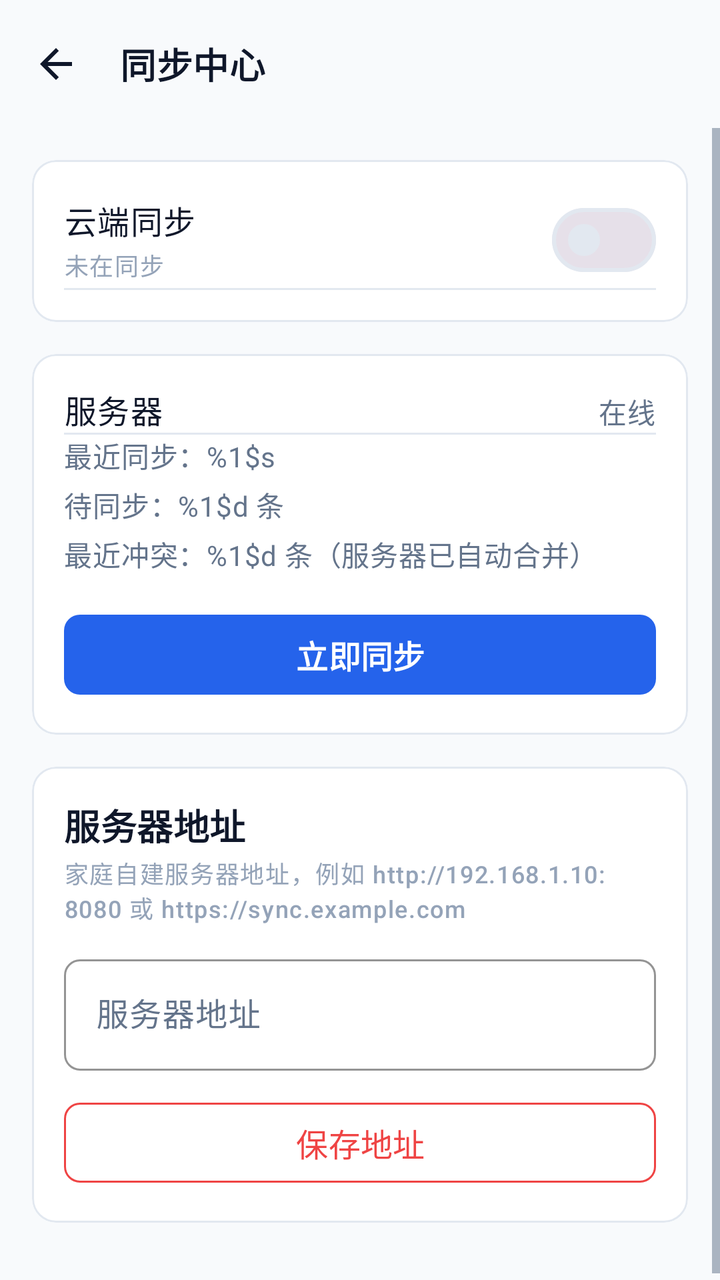
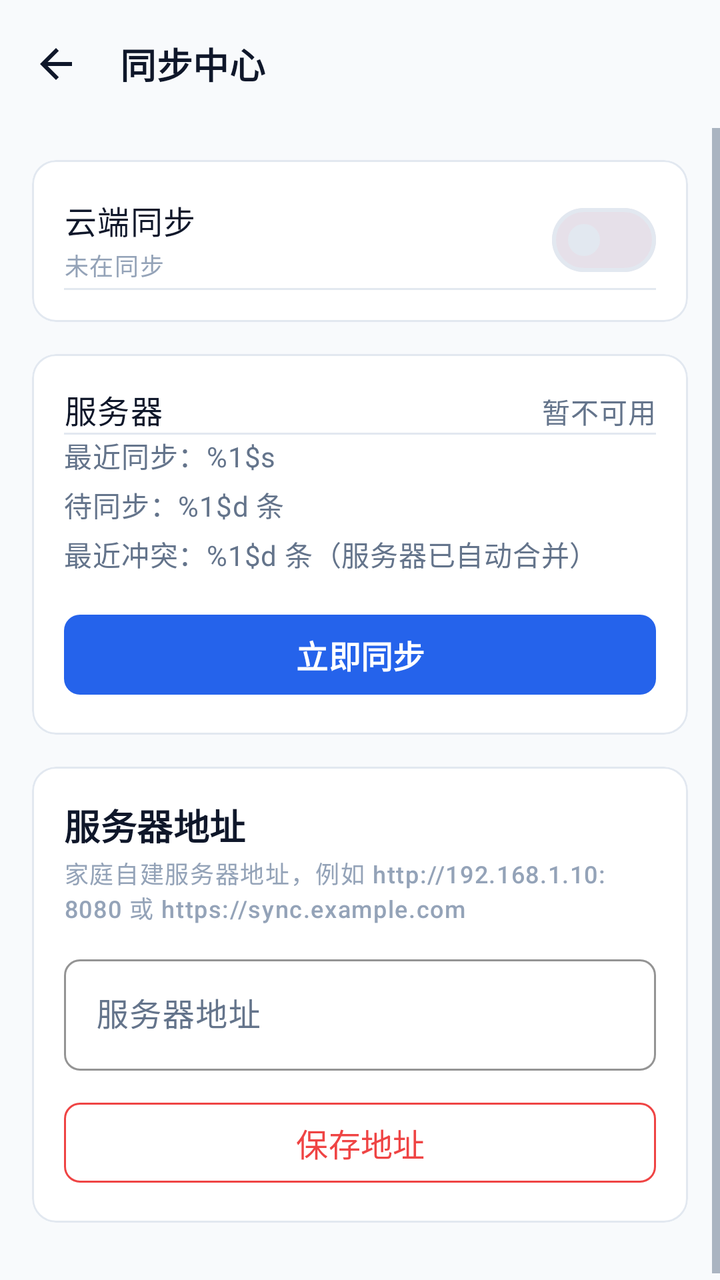

The first picture is an Android layout as it rendered before a commit; the second is the same layout after the commit. The layout source and the unified diff follow.
<!-- AndroidManifest.xml: application theme Theme.MinimalistBookkeeping -->
<!-- res/layout/activity_sync_center.xml -->
<?xml version="1.0" encoding="utf-8"?>
<LinearLayout xmlns:android="http://schemas.android.com/apk/res/android"
    xmlns:app="http://schemas.android.com/apk/res-auto"
    android:id="@+id/syncRoot"
    android:layout_width="match_parent"
    android:layout_height="match_parent"
    android:background="@color/background"
    android:orientation="vertical">

    <com.google.android.material.appbar.MaterialToolbar
        android:id="@+id/toolbar"
        style="@style/Widget.App.Toolbar"
        android:layout_width="match_parent"
        android:layout_height="?attr/actionBarSize"
        app:navigationContentDescription="@string/cd_navigate_up"
        app:navigationIcon="@drawable/ic_arrow_left"
        app:title="@string/sync_center_title" />

    <ScrollView
        android:layout_width="match_parent"
        android:layout_height="match_parent"
        android:clipToPadding="false"
        android:fillViewport="true">

        <LinearLayout
            android:layout_width="match_parent"
            android:layout_height="wrap_content"
            android:orientation="vertical"
            android:paddingStart="@dimen/page_margin"
            android:paddingTop="@dimen/spacing_lg"
            android:paddingEnd="@dimen/page_margin"
            android:paddingBottom="@dimen/spacing_xxl">

            
            <com.google.android.material.card.MaterialCardView
                style="@style/Widget.App.Card"
                android:layout_width="match_parent"
                android:layout_height="wrap_content">

                <LinearLayout
                    android:layout_width="match_parent"
                    android:layout_height="wrap_content"
                    android:orientation="vertical">

                    <LinearLayout
                        android:layout_width="match_parent"
                        android:layout_height="wrap_content"
                        android:gravity="center_vertical"
                        android:orientation="horizontal">

                        <LinearLayout
                            android:layout_width="0dp"
                            android:layout_height="wrap_content"
                            android:layout_weight="1"
                            android:orientation="vertical">

                            <TextView
                                android:layout_width="wrap_content"
                                android:layout_height="wrap_content"
                                android:text="@string/sync_switch_title"
                                android:textAppearance="@style/TextAppearance.App.Body" />

                            <TextView
                                android:id="@+id/statusText"
                                android:layout_width="wrap_content"
                                android:layout_height="wrap_content"
                                android:layout_marginTop="@dimen/spacing_xxs"
                                android:text="@string/sync_status_idle"
                                android:textAppearance="@style/TextAppearance.App.Caption" />

                        </LinearLayout>

                        <com.google.android.material.materialswitch.MaterialSwitch
                            android:id="@+id/syncSwitch"
                            android:layout_width="wrap_content"
                            android:layout_height="wrap_content" />

                    </LinearLayout>

                    <View style="@style/AppDivider" />

                    <TextView
                        android:id="@+id/notLoggedInText"
                        android:layout_width="match_parent"
                        android:layout_height="wrap_content"
                        android:paddingVertical="@dimen/spacing_md"
                        android:text="@string/sync_not_logged_in"
                        android:textAppearance="@style/TextAppearance.App.Secondary"
                        android:textColor="@color/primary"
                        android:visibility="gone" />

                    <LinearLayout
                        android:id="@+id/accountCard"
                        android:layout_width="match_parent"
                        android:layout_height="wrap_content"
                        android:orientation="vertical"
                        android:visibility="gone">

                        <TextView
                            android:id="@+id/accountEmailText"
                            android:layout_width="match_parent"
                            android:layout_height="wrap_content"
                            android:textAppearance="@style/TextAppearance.App.Body" />

                        <TextView
                            android:id="@+id/accountVerifiedText"
                            android:layout_width="match_parent"
                            android:layout_height="wrap_content"
                            android:layout_marginTop="@dimen/spacing_xxs"
                            android:textAppearance="@style/TextAppearance.App.Caption" />

                        <View style="@style/AppDivider" />

                        <LinearLayout
                            android:id="@+id/deviceManageRow"
                            style="@style/AppMenuRow">

                            <TextView
                                android:layout_width="0dp"
                                android:layout_height="wrap_content"
                                android:layout_weight="1"
                                android:text="@string/mine_device_manage"
                                android:textAppearance="@style/TextAppearance.App.Body" />

                            <ImageView
                                android:layout_width="@dimen/icon_size_sm"
                                android:layout_height="@dimen/icon_size_sm"
                                android:importantForAccessibility="no"
                                android:src="@drawable/ic_chevron_right"
                                app:tint="@color/text_tertiary" />

                        </LinearLayout>

                        <View style="@style/AppDivider" />

                        <TextView
                            android:id="@+id/logoutButton"
                            style="@style/AppMenuRow"
                            android:text="@string/sync_logout"
                            android:textAppearance="@style/TextAppearance.App.Body"
                            android:textColor="@color/danger" />

                    </LinearLayout>

                </LinearLayout>

            </com.google.android.material.card.MaterialCardView>

            
            <com.google.android.material.card.MaterialCardView
                style="@style/Widget.App.Card"
                android:layout_width="match_parent"
                android:layout_height="wrap_content"
                android:layout_marginTop="@dimen/spacing_lg">

                <LinearLayout
                    android:layout_width="match_parent"
                    android:layout_height="wrap_content"
                    android:orientation="vertical">

                    <LinearLayout
                        android:layout_width="match_parent"
                        android:layout_height="wrap_content"
                        android:orientation="horizontal">

                        <TextView
                            android:layout_width="0dp"
                            android:layout_height="wrap_content"
                            android:layout_weight="1"
                            android:text="@string/sync_server_state"
                            android:textAppearance="@style/TextAppearance.App.Body" />

                        <TextView
                            android:id="@+id/serverStateText"
                            android:layout_width="wrap_content"
                            android:layout_height="wrap_content"
                            android:text="@string/sync_server_online_short"
                            android:textAppearance="@style/TextAppearance.App.Secondary" />

                    </LinearLayout>

                    <View style="@style/AppDivider" />

                    <TextView
                        android:id="@+id/lastSyncText"
                        android:layout_width="match_parent"
                        android:layout_height="wrap_content"
                        android:text="@string/sync_last_format"
                        android:textAppearance="@style/TextAppearance.App.Secondary" />

                    <TextView
                        android:id="@+id/pendingText"
                        android:layout_width="match_parent"
                        android:layout_height="wrap_content"
                        android:layout_marginTop="@dimen/spacing_xs"
                        android:text="@string/sync_pending_format"
                        android:textAppearance="@style/TextAppearance.App.Secondary" />

                    <TextView
                        android:id="@+id/conflictText"
                        android:layout_width="match_parent"
                        android:layout_height="wrap_content"
                        android:layout_marginTop="@dimen/spacing_xs"
                        android:text="@string/sync_conflict_format"
                        android:textAppearance="@style/TextAppearance.App.Secondary" />

                    <com.google.android.material.button.MaterialButton
                        android:id="@+id/syncNowButton"
                        style="@style/Widget.App.Button.Primary"
                        android:layout_width="match_parent"
                        android:layout_height="wrap_content"
                        android:layout_marginTop="@dimen/spacing_lg"
                        android:text="@string/sync_now" />

                </LinearLayout>

            </com.google.android.material.card.MaterialCardView>

            
            <com.google.android.material.card.MaterialCardView
                style="@style/Widget.App.Card"
                android:layout_width="match_parent"
                android:layout_height="wrap_content"
                android:layout_marginTop="@dimen/spacing_lg">

                <LinearLayout
                    android:layout_width="match_parent"
                    android:layout_height="wrap_content"
                    android:orientation="vertical">

                    <TextView
                        android:layout_width="wrap_content"
                        android:layout_height="wrap_content"
                        android:text="@string/sync_server_title"
                        android:textAppearance="@style/TextAppearance.App.SectionTitle" />

                    <TextView
                        android:layout_width="match_parent"
                        android:layout_height="wrap_content"
                        android:layout_marginTop="@dimen/spacing_xxs"
                        android:text="@string/sync_server_hint"
                        android:textAppearance="@style/TextAppearance.App.Caption" />

                    <com.google.android.material.textfield.TextInputLayout
                        style="@style/Widget.App.TextInputLayout"
                        android:layout_width="match_parent"
                        android:layout_height="wrap_content"
                        android:layout_marginTop="@dimen/spacing_md"
                        android:hint="@string/sync_server_url_hint">

                        <com.google.android.material.textfield.TextInputEditText
                            android:id="@+id/serverUrlInput"
                            android:layout_width="match_parent"
                            android:layout_height="wrap_content"
                            android:inputType="textUri"
                            android:maxLines="1" />

                    </com.google.android.material.textfield.TextInputLayout>

                    <com.google.android.material.button.MaterialButton
                        android:id="@+id/saveServerButton"
                        style="@style/Widget.App.Button.Danger"
                        android:layout_width="match_parent"
                        android:layout_height="wrap_content"
                        android:layout_marginTop="@dimen/spacing_md"
                        android:text="@string/sync_server_save" />

                </LinearLayout>

            </com.google.android.material.card.MaterialCardView>

        </LinearLayout>

    </ScrollView>

</LinearLayout>
<!-- resources referenced by this layout -->
<resources>
  <color name="background">#F8FAFC</color>
  <color name="danger">#EF4444</color>
  <color name="primary">#2563EB</color>
  <color name="text_tertiary">#94A3B8</color>
  <dimen name="icon_size_sm">20dp</dimen>
  <dimen name="page_margin">16dp</dimen>
  <dimen name="spacing_lg">16dp</dimen>
  <dimen name="spacing_md">12dp</dimen>
  <dimen name="spacing_xs">4dp</dimen>
  <dimen name="spacing_xxl">32dp</dimen>
  <dimen name="spacing_xxs">2dp</dimen>
  <string name="cd_navigate_up">返回</string>
  <string name="mine_device_manage">设备管理</string>
  <string name="sync_center_title">同步中心</string>
  <string name="sync_conflict_format">最近冲突：%1$d 条（服务器已自动合并）</string>
  <string name="sync_last_format">最近同步：%1$s</string>
  <string name="sync_logout">退出登录</string>
  <string name="sync_not_logged_in">尚未登录，点击登录以开启云同步</string>
  <string name="sync_now">立即同步</string>
  <string name="sync_pending_format">待同步：%1$d 条</string>
  <string name="sync_server_hint">家庭自建服务器地址，例如 http://192.168.1.10:8080 或 https://sync.example.com</string>
  <string name="sync_server_online_short">在线</string>
  <string name="sync_server_save">保存地址</string>
  <string name="sync_server_state">服务器</string>
  <string name="sync_server_title">服务器地址</string>
  <string name="sync_server_url_hint">服务器地址</string>
  <string name="sync_status_idle">未在同步</string>
  <string name="sync_switch_title">云端同步</string>
  <style name="AppDivider">
          <item name="android:layout_width">match_parent</item>
          <item name="android:layout_height">@dimen/divider_height</item>
          <item name="android:background">@color/divider</item>
      </style>
  <style name="TextAppearance.App.Body" parent="TextAppearance.Material3.BodyLarge">
          <item name="android:textSize">@dimen/font_body</item>
          <item name="android:textColor">@color/text_primary</item>
      </style>
  <style name="TextAppearance.App.Caption" parent="TextAppearance.Material3.LabelSmall">
          <item name="android:textSize">@dimen/font_caption</item>
          <item name="android:textColor">@color/text_tertiary</item>
      </style>
  <style name="TextAppearance.App.Secondary" parent="TextAppearance.Material3.BodyMedium">
          <item name="android:textSize">@dimen/font_secondary</item>
          <item name="android:textColor">@color/text_secondary</item>
      </style>
  <style name="Theme.MinimalistBookkeeping" parent="Base.Theme.MinimalistBookkeeping" />
  <dimen name="divider_height">1dp</dimen>
  <color name="divider">#E2E8F0</color>
  <dimen name="menu_item_min_height">56dp</dimen>
  <dimen name="font_body">16sp</dimen>
  <color name="text_primary">#0F172A</color>
  <dimen name="font_caption">12sp</dimen>
  <dimen name="font_secondary">14sp</dimen>
  <color name="text_secondary">#64748B</color>
  <dimen name="font_section_title">18sp</dimen>
  <dimen name="button_height">48dp</dimen>
  <dimen name="radius_sm">8dp</dimen>
  <color name="text_on_primary">#FFFFFF</color>
  <color name="surface">#FFFFFF</color>
  <dimen name="radius_md">12dp</dimen>
  <dimen name="stroke_width">1dp</dimen>
  <style name="Base.Theme.MinimalistBookkeeping" parent="Base.V1.Theme.MinimalistBookkeeping">
          <item name="android:windowLightStatusBar" tools:targetApi="m">true</item>
          <item name="android:windowLightNavigationBar" tools:targetApi="o_mr1">true</item>
      </style>
  <color name="primary_light">#DBEAFE</color>
  <color name="primary_dark">#1D4ED8</color>
  <color name="surface_subtle">#F1F5F9</color>
  <style name="TextAppearance.App.Display" parent="TextAppearance.Material3.DisplaySmall">
          <item name="android:textSize">@dimen/font_display</item>
          <item name="android:textColor">@color/text_primary</item>
          <item name="android:textStyle">bold</item>
      </style>
  <dimen name="font_display">32sp</dimen>
  <dimen name="font_page_title">24sp</dimen>
  <!-- unchanged entries left out for length: 11 -->
</resources>

<!-- the commit's change to res/layout/activity_sync_center.xml (unified diff, before → after) -->
@@ -174,7 +174,7 @@
                             android:id="@+id/serverStateText"
                             android:layout_width="wrap_content"
                             android:layout_height="wrap_content"
-                            android:text="@string/sync_server_online_short"
+                            android:text="@string/sync_server_unavailable_short"
                             android:textAppearance="@style/TextAppearance.App.Secondary" />
 
                     </LinearLayout>
<!-- resource entries referenced after the edit -->
@@ -21,10 +21,10 @@
   <string name="sync_now">立即同步</string>
   <string name="sync_pending_format">待同步：%1$d 条</string>
   <string name="sync_server_hint">家庭自建服务器地址，例如 http://192.168.1.10:8080 或 https://sync.example.com</string>
-  <string name="sync_server_online_short">在线</string>
   <string name="sync_server_save">保存地址</string>
   <string name="sync_server_state">服务器</string>
   <string name="sync_server_title">服务器地址</string>
+  <string name="sync_server_unavailable_short">暂不可用</string>
   <string name="sync_server_url_hint">服务器地址</string>
   <string name="sync_status_idle">未在同步</string>
   <string name="sync_switch_title">云端同步</string>
